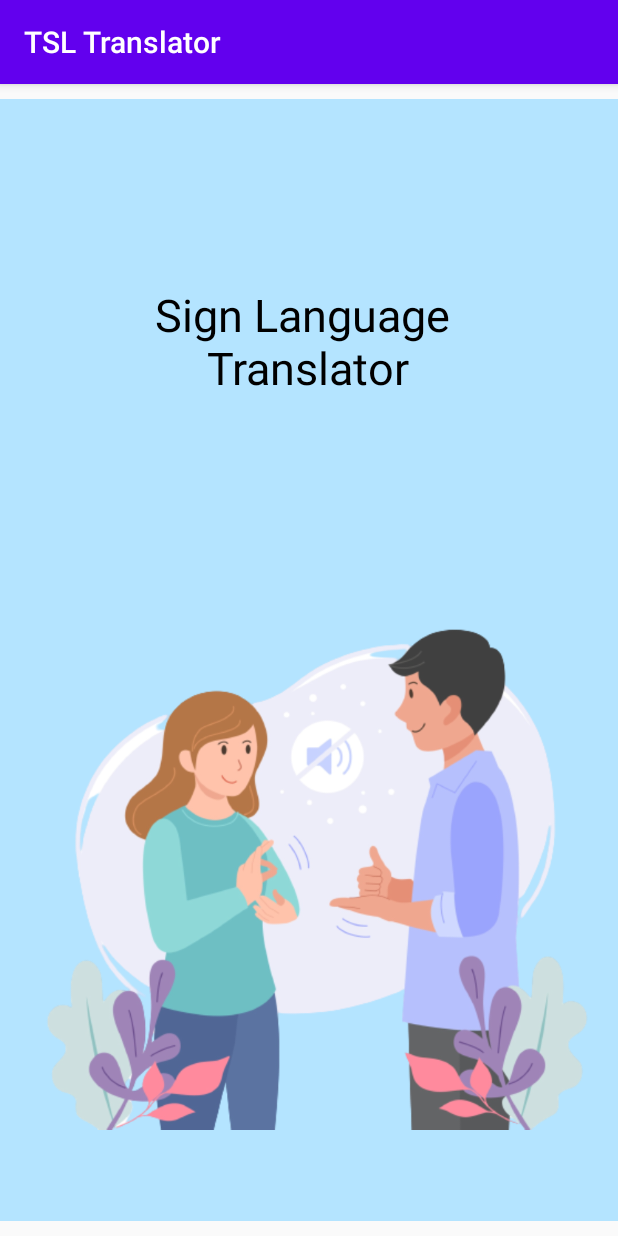
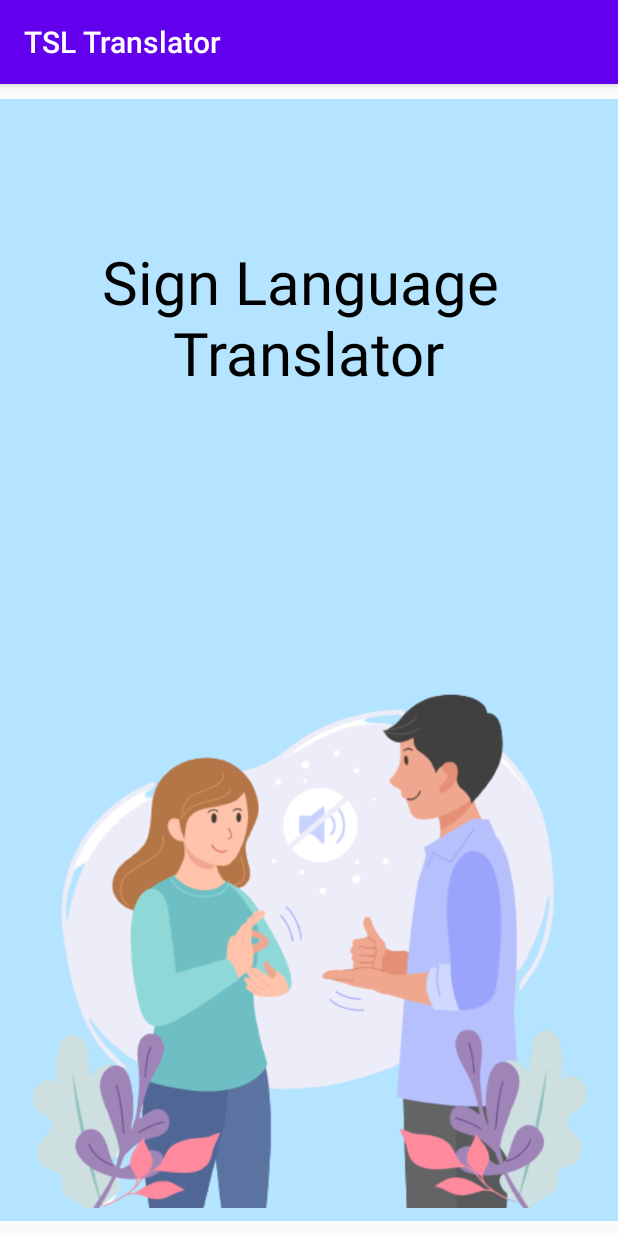
Before and after one commit to Paz-Project/Senior-Project-App, an Android app: the Splash screen opened directly, with no data from a screen before it, on a phone screen of 412 x 824 dp. Run offline under Robolectric (Android 15) with nearby library versions, the phone set to English and light mode, and no system bars; Roboto replaces fonts that are not available here.

Commit message:
edit layout

```diff
--- a/app/src/main/res/layout/activity_splash.xml
+++ b/app/src/main/res/layout/activity_splash.xml
@@ -19,13 +19,13 @@
 
     <ImageView
         android:id="@+id/sp_image"
-        android:layout_width="369dp"
-        android:layout_height="439dp"
-        android:layout_marginBottom="36dp"
-        app:layout_constraintBottom_toBottomOf="parent"
-        app:layout_constraintEnd_toEndOf="parent"
-        app:layout_constraintHorizontal_bias="0.619"
-        app:layout_constraintStart_toStartOf="parent"
+        android:layout_width="379dp"
+        android:layout_height="442dp"
+        android:paddingTop="45dp"
+        app:layout_constraintBottom_toBottomOf="@+id/sp_bg"
+        app:layout_constraintEnd_toEndOf="@+id/appname"
+        app:layout_constraintHorizontal_bias="0.496"
+        app:layout_constraintStart_toStartOf="@+id/appname"
         app:srcCompat="@drawable/sp_img" />
 
     <TextView
@@ -37,13 +37,13 @@
         android:outlineSpotShadowColor="@color/black"
         android:text="Sign Language \nTranslator"
         android:textColor="@color/black"
-        android:textSize="30sp"
+        android:textSize="40sp"
         app:layout_constraintBottom_toTopOf="@+id/sp_image"
         app:layout_constraintEnd_toEndOf="parent"
-        app:layout_constraintHorizontal_bias="0.497"
+        app:layout_constraintHorizontal_bias="0.495"
         app:layout_constraintStart_toStartOf="parent"
         app:layout_constraintTop_toTopOf="parent"
-        app:layout_constraintVertical_bias="0.615" />
+        app:layout_constraintVertical_bias="0.487" />
 
 
 </androidx.constraintlayout.widget.ConstraintLayout>
```
Also changed, not shown: app/src/main/res/layout/activity_guide.xml (+9 -10 lines).
